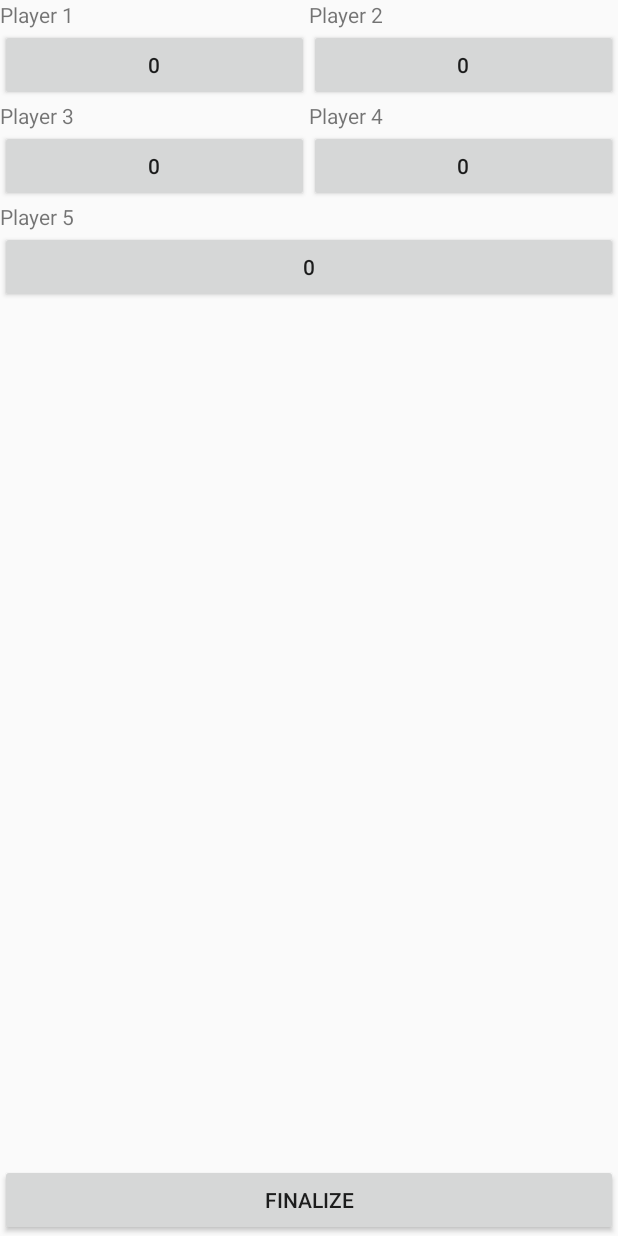
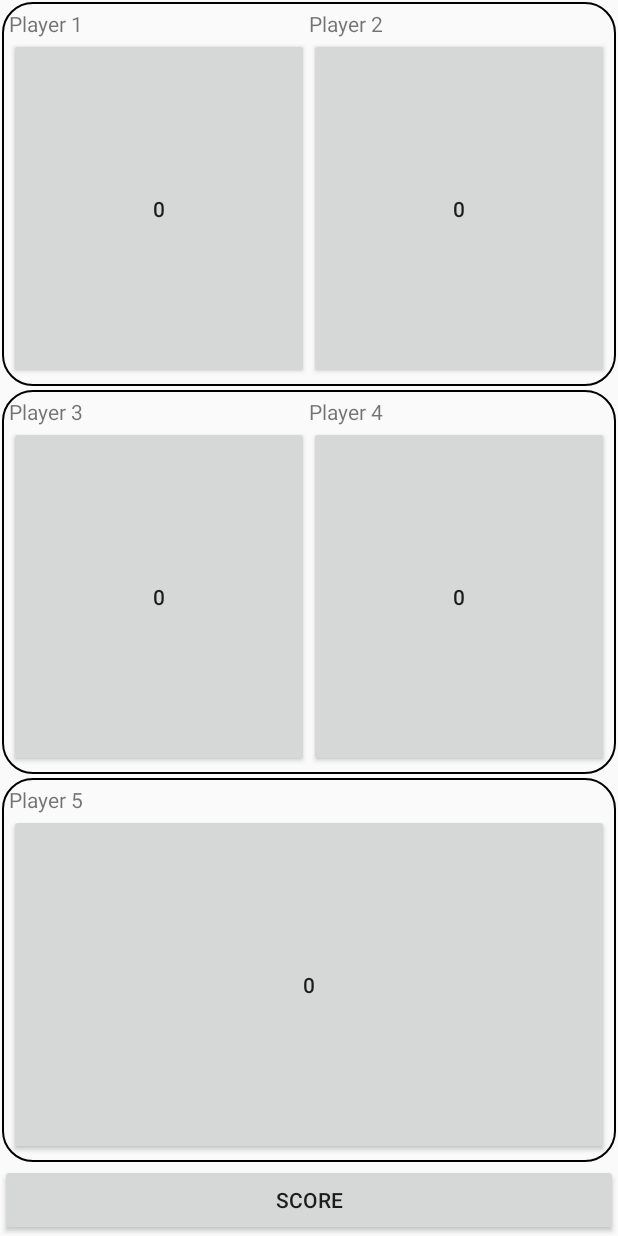
Before and after one commit to burke212/Cows-On-My-Side, an Android app: the screen it shows after launch (MainActivity), on a phone screen of 412 x 824 dp. Run offline under Robolectric (Android 15) with nearby library versions, the phone set to English and light mode, and no system bars.

Commit message:
Fixed minor issues
After the big fix from the previous commit, I fixed some minor naming issues.

Currently, the app only looks at p1 & p2 as the potential winners. I'm working on finding the best way to know which player has the highest score.

```diff
--- a/app/src/main/java/com/example/burke/coms_app/MainActivity.java
+++ b/app/src/main/java/com/example/burke/coms_app/MainActivity.java
@@ -8,32 +8,51 @@ import android.view.View;
 import android.widget.Button;
 import android.widget.TextView;
 
+import java.lang.reflect.Array;
+import java.net.Inet4Address;
+import java.util.ArrayList;
+import java.util.List;
+
 public class MainActivity extends Activity {
 
-    public static final String EXTRA_MESSAGE =
-            "com.example.android.Cows-On-My-Side.extra.MESSAGE";
-
+    TextView p1_TV;
+    TextView p2_TV;
+    TextView p3_TV;
+    TextView p4_TV;
+    TextView p5_TV;
     Button p1_counter_BTN;
     Button p2_counter_BTN;
+    Button p3_counter_BTN;
+    Button p4_counter_BTN;
+    Button p5_counter_BTN;
     Button finalizeBTN;
-/*    TextView p1_counterTV;
-    TextView p2_counterTV;*/
 
     int p1_counter = 0;
     int p2_counter = 0;
+    int p3_counter = 0;
+    int p4_counter = 0;
+    int p5_counter = 0;
 
     @Override
     protected void onCreate(Bundle savedInstanceState) {
         super.onCreate(savedInstanceState);
         setContentView(R.layout.activity_main);
 
-        p1_counter_BTN = findViewById(R.id.player1_counterBTN);
-        p2_counter_BTN = findViewById(R.id.player2_counterBTN);
-        finalizeBTN = findViewById(R.id.FinalizeBTN);
-        /*p1_counterTV = findViewById(R.id.p1_counter1_num);
-        p2_counterTV = findViewById(R.id.p2_counter1_num);*/
+        // Find id's.
+        p1_TV = findViewById(R.id.player1_tv);
+        p2_TV = findViewById(R.id.player2_tv);
+        p3_TV = findViewById(R.id.player3_tv);
+        p4_TV = findViewById(R.id.player4_tv);
+        p5_TV = findViewById(R.id.player5_tv);
+        p1_counter_BTN = findViewById(R.id.player1_counter_btn);
+        p2_counter_BTN = findViewById(R.id.player2_counter_btn);
+        p3_counter_BTN = findViewById(R.id.player3_counter_btn);
+        p4_counter_BTN = findViewById(R.id.player4_counter_btn);
+        p5_counter_BTN = findViewById(R.id.player5_counter_btn);
+        finalizeBTN = findViewById(R.id.final_score_btn);
 
 
+        // Player 1 BTN counter click listener.
         p1_counter_BTN.setOnClickListener(new View.OnClickListener() {
             @Override
             public void onClick(View view) {
@@ -41,6 +60,7 @@ public class MainActivity extends Activity {
             }
         });
 
+        // Player 2 BTN counter click listener.
         p2_counter_BTN.setOnClickListener(new View.OnClickListener() {
             @Override
             public void onClick(View view) {
@@ -48,6 +68,31 @@ public class MainActivity extends Activity {
             }
         });
 
+        // Player 3 BTN counter click listener.
+        p3_counter_BTN.setOnClickListener(new View.OnClickListener() {
+            @Override
+            public void onClick(View view) {
+                clickPlayer3BTN(view);
+            }
+        });
+
+        // Player 4 BTN counter click listener.
+        p4_counter_BTN.setOnClickListener(new View.OnClickListener() {
+            @Override
+            public void onClick(View view) {
+                clickPlayer4BTN(view);
+            }
+        });
+
+        // Player 5 BTN counter click listener.
+        p5_counter_BTN.setOnClickListener(new View.OnClickListener() {
+            @Override
+            public void onClick(View view) {
+                clickPlayer5BTN(view);
+            }
+        });
+
+        // Score BTN counter click listener.
         finalizeBTN.setOnClickListener(new View.OnClickListener() {
             @Override
             public void onClick(View view) {
@@ -56,41 +101,70 @@ public class MainActivity extends Activity {
         });
     }
 
+
+    // Increase button counter, & display new value.
+    public void clickPlayer1BTN(View v){
+        p1_counter++;
+        p1_counter_BTN.setText(String.format(String.valueOf(p1_counter)));
+    }
+
+    // Increase button counter, & display new value.
+    public void clickPlayer2BTN(View v) {
+        p2_counter++;
+        p2_counter_BTN.setText(String.format(String.valueOf(p2_counter)));
+        /*p2_counter_BTN.setText(Integer.toString(p2_counter));*/
+    }
+
+    // Increase button counter, & display new value.
+    private void clickPlayer3BTN(View view) {
+        p3_counter++;
+        p3_counter_BTN.setText(String.format(String.valueOf(p3_counter)));
+    }
+
+    // Increase button counter, & display new value.
+    private void clickPlayer4BTN(View view) {
+        p4_counter++;
+        p4_counter_BTN.setText(String.format(String.valueOf(p4_counter)));
+    }
+
+    // Increase button counter, & display new value.
+    private void clickPlayer5BTN(View view) {
+        p5_counter++;
+        p5_counter_BTN.setText(String.format(String.valueOf(p5_counter)));
+    }
+
+    // Finalize scores. Initiate new activity.
     public void finalizeScore(View v) {
         Intent intent = new Intent(this, WinActivity.class);
         String tie = "Tie Game!";
 
+        getHighestScore(p1_counter, p2_counter, p3_counter, p4_counter, p5_counter);
+
         // Player 1 wins.
         if(p1_counter>p2_counter){
             intent.putExtra("player_wins", "Player 1 Wins!");
-            intent.putExtra(EXTRA_MESSAGE, Integer.toString(p1_counter));
+            intent.putExtra("Player Counter", Integer.toString(p1_counter));
             startActivity(intent);
         }
         // Player 2 wins.
         else if(p2_counter>p1_counter){
             intent.putExtra("player_wins", "Player 2 Wins!");
-            intent.putExtra(EXTRA_MESSAGE, Integer.toString(p2_counter));
+            intent.putExtra("Player Counter", Integer.toString(p2_counter));
             startActivity(intent);
         }
         // Tie game.
         else{
-            intent.putExtra(EXTRA_MESSAGE, tie);
+            intent.putExtra("Player Counter", tie);
             startActivity(intent);
         }
     }
 
-    public void clickPlayer2BTN(View v) {
-        p2_counter++;
-        p2_counter_BTN.setText(Integer.toString(p2_counter));
-        //p2_counterTV.setText(Integer.toString(p2_counter));
+    private void getHighestScore(int p1_counter, int p2_counter, int p3_counter, int p4_counter, int p5_counter) {
+        int[] values = {p1_counter, p2_counter, p3_counter, p4_counter, p5_counter};
+        ArrayList<Integer> list = new ArrayList<Integer>();
+
+        list.addAll(<int> values);
+
     }
 
-    public void clickPlayer1BTN(View v){
-        p1_counter++;
-        p1_counter_BTN.setText(Integer.toString(p1_counter));
-        //p1_counterTV.setText(Integer.toString(p1_counter));
-    }
-
-
-
 }
--- a/app/src/main/java/com/example/burke/coms_app/WinActivity.java
+++ b/app/src/main/java/com/example/burke/coms_app/WinActivity.java
@@ -26,7 +26,7 @@ public class WinActivity extends Activity {
         // Get the Intent that started this activity and extract the string
         Intent intent = getIntent();
         String winner = intent.getStringExtra("player_wins");
-        String message = intent.getStringExtra(MainActivity.EXTRA_MESSAGE);
+        String message = intent.getStringExtra("Player Counter");
 
         if(winner == null){
             winnerTV.setText(message);
--- /dev/null
+++ b/app/src/main/res/drawable/custom_border.xml
@@ -0,0 +1,8 @@
+<?xml version="1.0" encoding="utf-8"?>
+<shape xmlns:android="http://schemas.android.com/apk/res/android" android:shape="rectangle">
+
+    <corners android:radius="20dp"/>
+    <padding android:left="5dp" android:right="5dp" android:top="5dp" android:bottom="5dp"/>
+    <stroke android:width="1dp" android:color="#000000"/>
+
+</shape>
--- a/app/src/main/res/layout/activity_main.xml
+++ b/app/src/main/res/layout/activity_main.xml
@@ -1,11 +1,15 @@
 <?xml version="1.0" encoding="utf-8"?>
-<RelativeLayout xmlns:android="http://schemas.android.com/apk/res/android"
+<LinearLayout xmlns:android="http://schemas.android.com/apk/res/android"
     android:layout_width="match_parent"
     android:layout_height="match_parent"
     android:orientation="vertical">
 
-    <RelativeLayout
+    <LinearLayout
         android:id="@+id/RL_1"
+        android:background="@drawable/custom_border"
+        android:layout_margin="1dp"
+        android:orientation="vertical"
+        android:layout_weight="1"
         android:layout_width="match_parent"
         android:layout_height="wrap_content">
 
@@ -32,32 +36,35 @@
 
         <LinearLayout
             android:id="@+id/LL_1.2"
-            android:layout_below="@+id/LL_1.1"
+
             android:layout_width="match_parent"
-            android:layout_height="wrap_content">
+            android:layout_height="match_parent">
 
             <Button
-                android:id="@+id/player1_counterBTN"
+                android:id="@+id/player1_counter_btn"
                 android:text="@string/default_counter_text"
                 android:layout_weight="1"
                 android:layout_width="wrap_content"
-                android:layout_height="wrap_content" />
+                android:layout_height="match_parent" />
 
             <Button
-                android:id="@+id/player2_counterBTN"
+                android:id="@+id/player2_counter_btn"
                 android:layout_weight="1"
                 android:text="@string/default_counter_text"
                 android:layout_width="wrap_content"
-                android:layout_height="wrap_content" />
+                android:layout_height="match_parent" />
 
         </LinearLayout>
 
-    </RelativeLayout>
+    </LinearLayout>
 
 
-    <RelativeLayout
+    <LinearLayout
         android:id="@+id/RL_2"
-        android:layout_below="@+id/RL_1"
+        android:background="@drawable/custom_border"
+        android:layout_margin="1dp"
+        android:layout_weight="1"
+        android:orientation="vertical"
         android:layout_width="match_parent"
         android:layout_height="wrap_content">
 
@@ -84,32 +91,34 @@
 
         <LinearLayout
             android:id="@+id/LL_2.2"
-            android:layout_below="@+id/LL_2.1"
             android:layout_width="match_parent"
-            android:layout_height="wrap_content">
+            android:layout_height="match_parent">
 
             <Button
-                android:id="@+id/player1_counter_btn"
+                android:id="@+id/player3_counter_btn"
                 android:text="@string/default_counter_text"
                 android:layout_weight="1"
                 android:layout_width="wrap_content"
-                android:layout_height="wrap_content" />
+                android:layout_height="match_parent" />
 
             <Button
-                android:id="@+id/player2_counter_btn"
+                android:id="@+id/player4_counter_btn"
                 android:text="@string/default_counter_text"
                 android:layout_weight="1"
                 android:layout_width="wrap_content"
-                android:layout_height="wrap_content" />
+                android:layout_height="match_parent" />
 
         </LinearLayout>
 
-    </RelativeLayout>
+    </LinearLayout>
 
 
-    <RelativeLayout
+    <LinearLayout
         android:id="@+id/RL_3"
-        android:layout_below="@+id/RL_2"
+        android:background="@drawable/custom_border"
+        android:layout_margin="1dp"
+        android:orientation="vertical"
+        android:layout_weight="1"
         android:layout_width="match_parent"
         android:layout_height="wrap_content">
 
@@ -124,16 +133,17 @@
             android:layout_below="@+id/player5_tv"
             android:text="@string/default_counter_text"
             android:layout_width="match_parent"
-            android:layout_height="wrap_content" />
+            android:layout_height="match_parent" />
 
-    </RelativeLayout>
+    </LinearLayout>
 
     <Button
         android:id="@+id/final_score_btn"
-        android:text="@string/finalize"
-        android:layout_alignParentBottom="true"
+        android:text="@string/score"
+        android:paddingTop="10dp"
+        android:layout_weight="0"
         android:layout_width="match_parent"
         android:layout_height="wrap_content" />
 
 
-</RelativeLayout>
+</LinearLayout>
--- a/app/src/main/res/values/strings.xml
+++ b/app/src/main/res/values/strings.xml
@@ -10,4 +10,5 @@
     <string name="player_3">Player 3</string>
     <string name="player_4">Player 4</string>
     <string name="player_5">Player 5</string>
+    <string name="score">Score</string>
 </resources>
```
